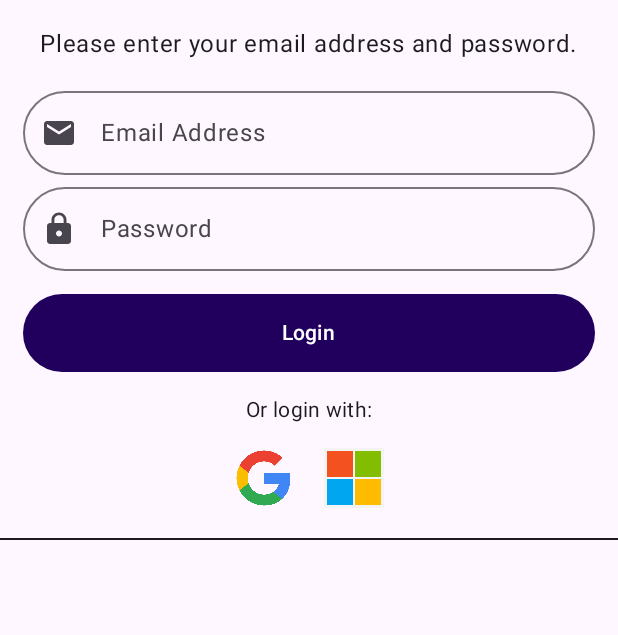
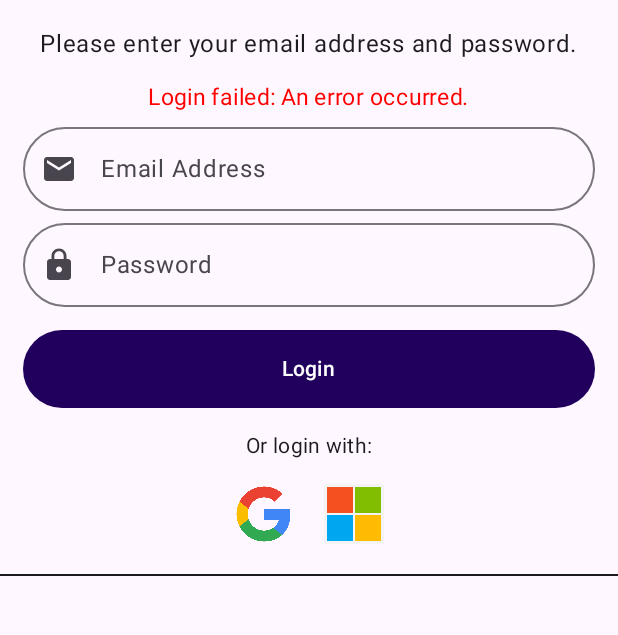
Before and after one commit to Rezwan192/GoHealth, an Android app built with Jetpack Compose: the composable DoctorLogin shown on its own in the app's theme, after a tap on "Login", on a phone screen of 412 x 824 dp, the part 471-1106 px from its top. Run offline under Robolectric (Android 15) with nearby library versions, the phone set to English and light mode, and no system bars; our stand-ins replace Firebase (no records; nobody signed in at launch, a user with empty details on screens opened directly).

Commit message:
Adding Doctor Login

```diff
--- a/app/src/main/java/com/example/gohealth/doctor/DoctorLogin.kt
+++ b/app/src/main/java/com/example/gohealth/doctor/DoctorLogin.kt
@@ -1,5 +1,6 @@
 package com.example.gohealth.doctor
 
+import android.util.Log
 import androidx.compose.foundation.Image
 import androidx.compose.foundation.background
 import androidx.compose.foundation.layout.Arrangement
@@ -52,11 +53,15 @@ import androidx.compose.ui.unit.dp
 import androidx.compose.ui.unit.sp
 import androidx.navigation.NavHostController
 import com.example.gohealth.R
+import com.google.firebase.auth.FirebaseAuth
 
 @Composable
 fun DoctorLogin(navController: NavHostController) {
     val passwordFocusRequester = FocusRequester()
     val focusManager: FocusManager = LocalFocusManager.current
+    var email by remember { mutableStateOf("") }
+    var password by remember { mutableStateOf("") }
+    var errorMessage by remember { mutableStateOf("") }
 
     Box(
         modifier = Modifier
@@ -101,23 +106,49 @@ fun DoctorLogin(navController: NavHostController) {
                         style = MaterialTheme.typography.bodyLarge,
                         modifier = Modifier.padding(top = 20.dp, bottom = 14.dp)
                     )
+                    Text(
+                        text = errorMessage,
+                        color = Color.Red,
+                        fontSize = 15.sp
+                    )
                     TextInput(
+                        value = email,
                         DocType.Email,
                         keyboardActions = KeyboardActions(onNext = {
                             passwordFocusRequester.requestFocus()
-                        })
+                        }),
+                        onValueChange = { email = it }
                     )
                     TextInput(
+                        value = password,
                         DocType.Password,
                         keyboardActions = KeyboardActions(onDone = {
                             focusManager.clearFocus()
                         }),
-                        focusRequester = passwordFocusRequester
+                        focusRequester = passwordFocusRequester,
+                        onValueChange = { password = it }
                     )
 
                     Button(
                         onClick = {
-                            navController.navigate("doctorhome")
+                            FirebaseAuth.getInstance().signInWithEmailAndPassword(email, password)
+                                .addOnCompleteListener { task ->
+                                    if (task.isSuccessful) {
+                                        navController.navigate("doctorhome")
+                                    } else {
+                                        val exception = task.exception
+                                        if (exception is com.google.firebase.FirebaseException) {
+                                            if (exception.message?.contains("INVALID_LOGIN_CREDENTIALS") == true) {
+                                                errorMessage = "Incorrect email or password."
+                                            } else {
+                                                errorMessage = "Login failed: An error occurred."
+                                            }
+                                        } else {
+                                            errorMessage = "Login failed: An error occurred."
+                                        }
+                                        Log.e("FirebaseAuth", "Login error: ${exception?.message}", exception)
+                                    }
+                                }
                         },
                         modifier = Modifier
                             .fillMaxWidth()
@@ -184,22 +215,22 @@ sealed class DocType(
 @OptIn(ExperimentalMaterial3Api::class)
 @Composable
 fun TextInput(
+    value: String,
     inputType: DocType,
     focusRequester: FocusRequester? = null,
-    keyboardActions: KeyboardActions
+    keyboardActions: KeyboardActions,
+    onValueChange: (String) -> Unit
 ) {
 
-    var text:String by remember { mutableStateOf("") }
-
     OutlinedTextField(
-        value = text,
-        onValueChange = { text = it },
+        value = value,
+        onValueChange = { newValue -> onValueChange(newValue) },
         modifier = Modifier
             .fillMaxWidth()
             .padding(horizontal = 15.dp)
             .focusRequester(focusRequester ?: FocusRequester()),
         leadingIcon = { Icon(imageVector = inputType.icon, contentDescription = null) },
-        label = { Text(text = inputType.label) },
+        label = { Text(text = inputType.label)},
         shape = RoundedCornerShape(32.dp),
         singleLine = true,
         keyboardOptions = inputType.keyboardOperations,
@@ -207,3 +238,30 @@ fun TextInput(
         keyboardActions = keyboardActions
     )
 }
+
+//@OptIn(ExperimentalMaterial3Api::class)
+//@Composable
+//fun TextInput(
+//    inputType: DocType,
+//    focusRequester: FocusRequester? = null,
+//    keyboardActions: KeyboardActions
+//) {
+//
+//    var text:String by remember { mutableStateOf("") }
+//
+//    OutlinedTextField(
+//        value = text,
+//        onValueChange = { text = it },
+//        modifier = Modifier
+//            .fillMaxWidth()
+//            .padding(horizontal = 15.dp)
+//            .focusRequester(focusRequester ?: FocusRequester()),
+//        leadingIcon = { Icon(imageVector = inputType.icon, contentDescription = null) },
+//        label = { Text(text = inputType.label) },
+//        shape = RoundedCornerShape(32.dp),
+//        singleLine = true,
+//        keyboardOptions = inputType.keyboardOperations,
+//        visualTransformation = inputType.visualTransformation,
+//        keyboardActions = keyboardActions
+//    )
+//}
```
Also changed, not shown: app/src/main/java/com/example/gohealth/MainActivity.kt (+0 -11 lines).
